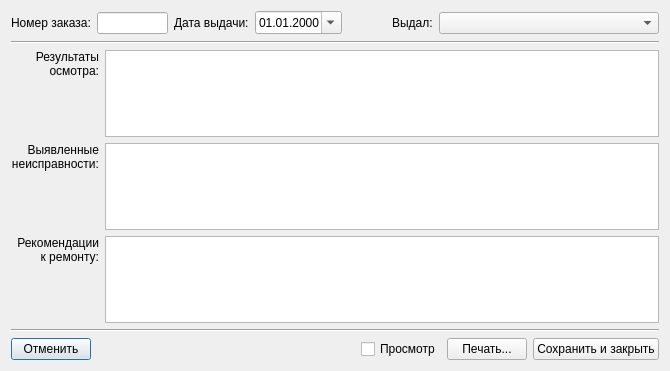
Old version of the form RepairCenter/giveorderdiag.ui in the repository Feo-d-oR/YARC.
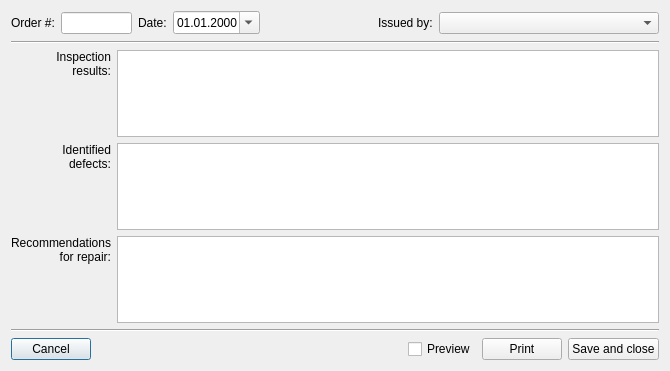
New version of the form. Icons and pictures are not drawn.

The edit to the form file:
```diff
--- a/RepairCenter/giveorderdiag.ui
+++ b/RepairCenter/giveorderdiag.ui
@@ -26,7 +26,7 @@
      <item>
       <widget class="QLabel" name="label">
        <property name="text">
-        <string>Номер заказа:</string>
+        <string>Order #:</string>
        </property>
       </widget>
      </item>
@@ -49,7 +49,7 @@
      <item>
       <widget class="QLabel" name="label_4">
        <property name="text">
-        <string>Дата выдачи:</string>
+        <string>Date:</string>
        </property>
       </widget>
      </item>
@@ -85,7 +85,7 @@
      <item>
       <widget class="QLabel" name="label_2">
        <property name="text">
-        <string>Выдал:</string>
+        <string>Issued by:</string>
        </property>
       </widget>
      </item>
@@ -123,8 +123,8 @@
    <item row="2" column="0">
     <widget class="QLabel" name="label_6">
      <property name="text">
-      <string>Результаты
-осмотра:</string>
+      <string>Inspection 
+ results:</string>
      </property>
      <property name="alignment">
       <set>Qt::AlignRight|Qt::AlignTop|Qt::AlignTrailing</set>
@@ -141,8 +141,8 @@
    <item row="3" column="0">
     <widget class="QLabel" name="label_5">
      <property name="text">
-      <string>Выявленные
-неисправности:</string>
+      <string>Identified 
+ defects:</string>
      </property>
      <property name="alignment">
       <set>Qt::AlignRight|Qt::AlignTop|Qt::AlignTrailing</set>
@@ -155,8 +155,8 @@
    <item row="4" column="0">
     <widget class="QLabel" name="label_7">
      <property name="text">
-      <string>Рекомендации
-к ремонту:</string>
+      <string>Recommendations 
+ for repair:</string>
      </property>
      <property name="alignment">
       <set>Qt::AlignRight|Qt::AlignTop|Qt::AlignTrailing</set>
@@ -178,7 +178,7 @@
      <item>
       <widget class="QPushButton" name="bCancel">
        <property name="text">
-        <string>Отменить</string>
+        <string>Cancel</string>
        </property>
        <property name="icon">
         <iconset>
@@ -206,7 +206,7 @@
         <enum>Qt::LeftToRight</enum>
        </property>
        <property name="text">
-        <string>Просмотр</string>
+        <string>Preview</string>
        </property>
        <property name="tristate">
         <bool>false</bool>
@@ -216,7 +216,7 @@
      <item>
       <widget class="QPushButton" name="bPrint">
        <property name="text">
-        <string>Печать...</string>
+        <string>Print</string>
        </property>
        <property name="icon">
         <iconset>
@@ -228,7 +228,7 @@
      <item>
       <widget class="QPushButton" name="bSave">
        <property name="text">
-        <string>Сохранить и закрыть</string>
+        <string>Save and close</string>
        </property>
        <property name="icon">
         <iconset>
```
Left out of the diff: 2 changed lines with no effect on the pictures.
